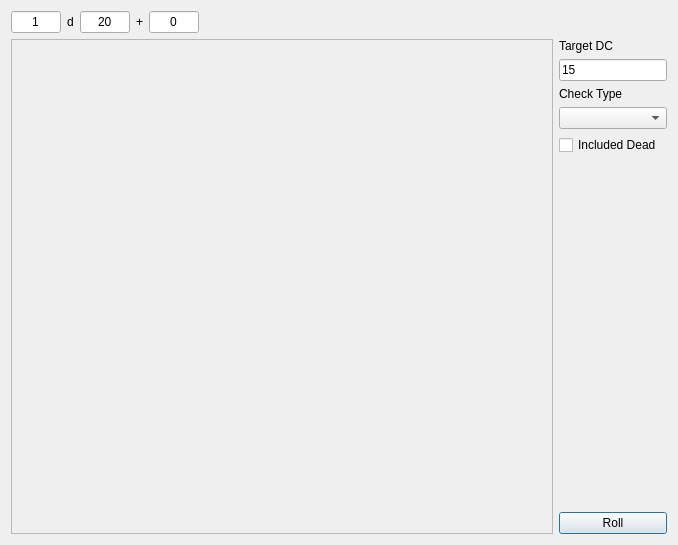
Old version of the form DMHelper/src/dicerolldialogcombatants.ui in the repository MMetze/DMHelper.
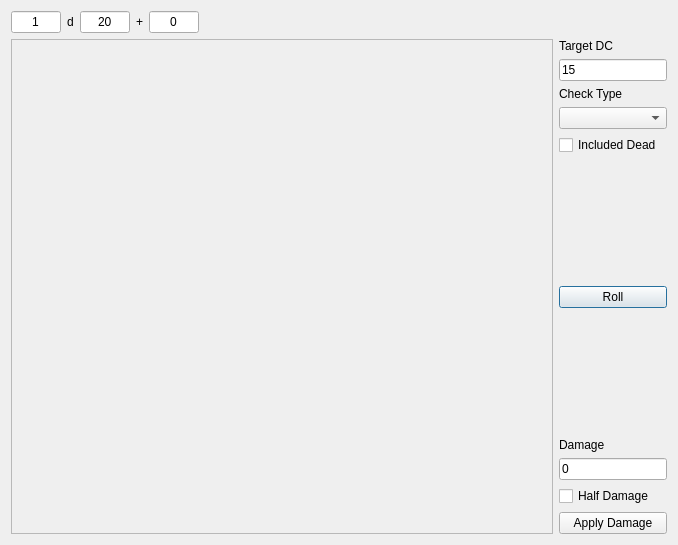
New version of the form. Icons and pictures are not drawn.

```diff
--- a/DMHelper/src/dicerolldialogcombatants.ui
+++ b/DMHelper/src/dicerolldialogcombatants.ui
@@ -198,6 +198,53 @@
          </property>
         </widget>
        </item>
+       <item>
+        <spacer name="verticalSpacer_2">
+         <property name="orientation">
+          <enum>Qt::Vertical</enum>
+         </property>
+         <property name="sizeHint" stdset="0">
+          <size>
+           <width>20</width>
+           <height>40</height>
+          </size>
+         </property>
+        </spacer>
+       </item>
+       <item>
+        <widget class="QLabel" name="label_5">
+         <property name="text">
+          <string>Damage</string>
+         </property>
+        </widget>
+       </item>
+       <item>
+        <widget class="QLineEdit" name="edtDamage">
+         <property name="sizePolicy">
+          <sizepolicy hsizetype="Preferred" vsizetype="Fixed">
+           <horstretch>0</horstretch>
+           <verstretch>0</verstretch>
+          </sizepolicy>
+         </property>
+         <property name="text">
+          <string>0</string>
+         </property>
+        </widget>
+       </item>
+       <item>
+        <widget class="QCheckBox" name="chkHalfDamage">
+         <property name="text">
+          <string>Half Damage</string>
+         </property>
+        </widget>
+       </item>
+       <item>
+        <widget class="QPushButton" name="btnDamage">
+         <property name="text">
+          <string>Apply Damage</string>
+         </property>
+        </widget>
+       </item>
       </layout>
      </item>
     </layout>
```
Left out of the diff: 2 changed lines with no effect on the pictures.
